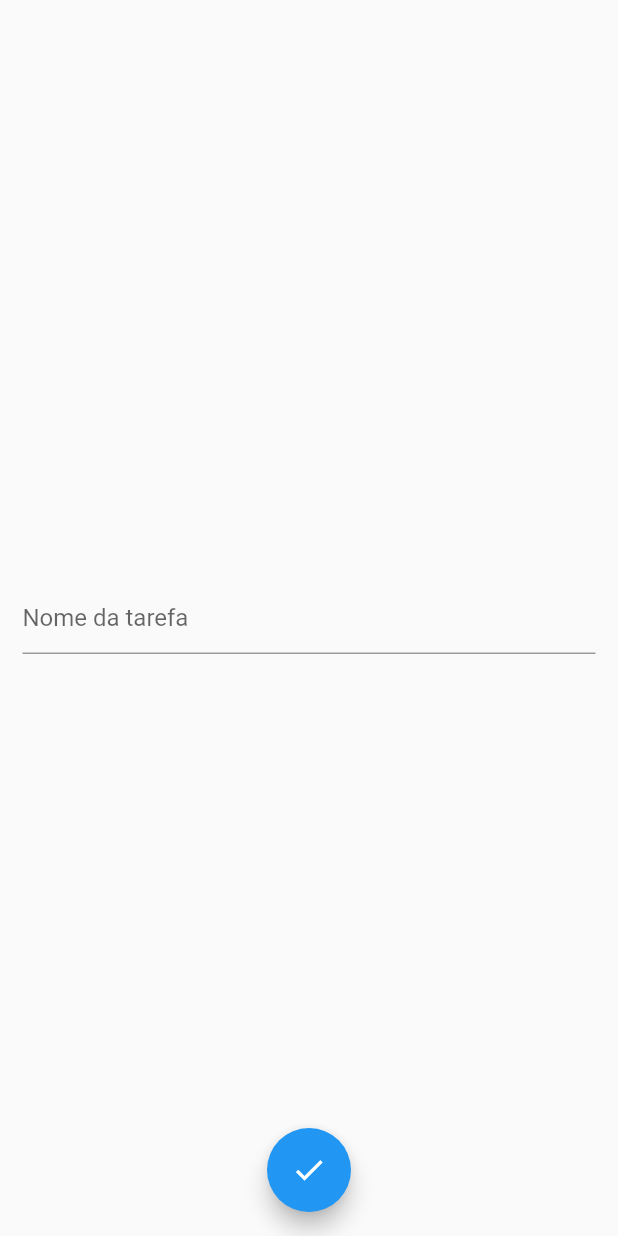
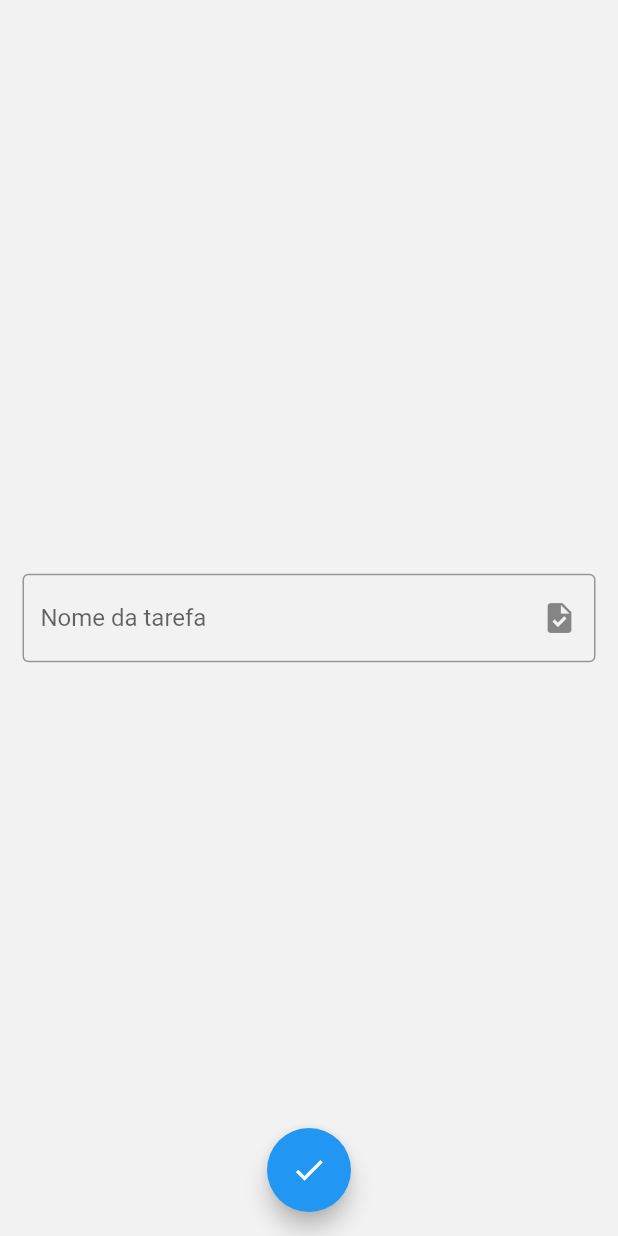
Before and after one commit to ElielViana/Edesoft_test, a Flutter app: the TaskAddPage screen opened by its route, on a phone screen of 412 x 824 dp. Run offline on Flutter 3.47's test engine with Material 2 defaults, Android fonts, the phone set to English and light mode, and no system bars; our stand-ins replace flutter_mobx, get_it, mobx, sqflite; accounts and stored records are empty; generated files the repository leaves out were written again.

Commit message:
layout adjustments

```diff
--- a/lib/pages/task_add/task_add_page.dart
+++ b/lib/pages/task_add/task_add_page.dart
@@ -14,6 +14,8 @@ class _TaskAddPageState extends State<TaskAddPage> {
   @override
   Widget build(BuildContext context) {
     return Scaffold(
+      backgroundColor: Color(0xffF2F2F2),
+      // backgroundColor: Colors.white,
       floatingActionButton: FloatingActionButton(
         onPressed: () {
           controller.addTask();
@@ -27,7 +29,7 @@ class _TaskAddPageState extends State<TaskAddPage> {
           padding: EdgeInsets.all(15),
           child: TextField(
             controller: controller.taskNameController,
-            decoration: InputDecoration(hintText: 'Nome da tarefa'),
+            decoration: InputDecoration(hintText: 'Nome da tarefa', suffixIcon: Icon(Icons.task),border: OutlineInputBorder()),
           ),
         ),
       ),
```
Also changed, not shown: pubspec.lock, 2 other files.
